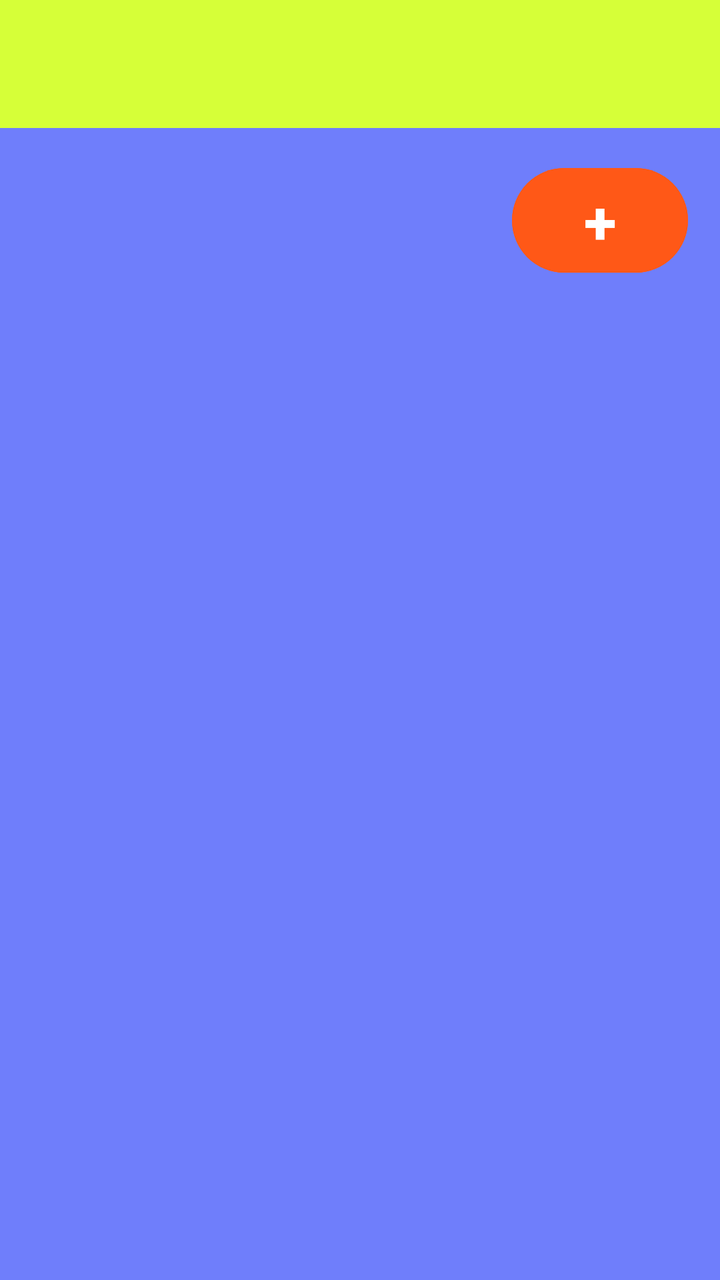
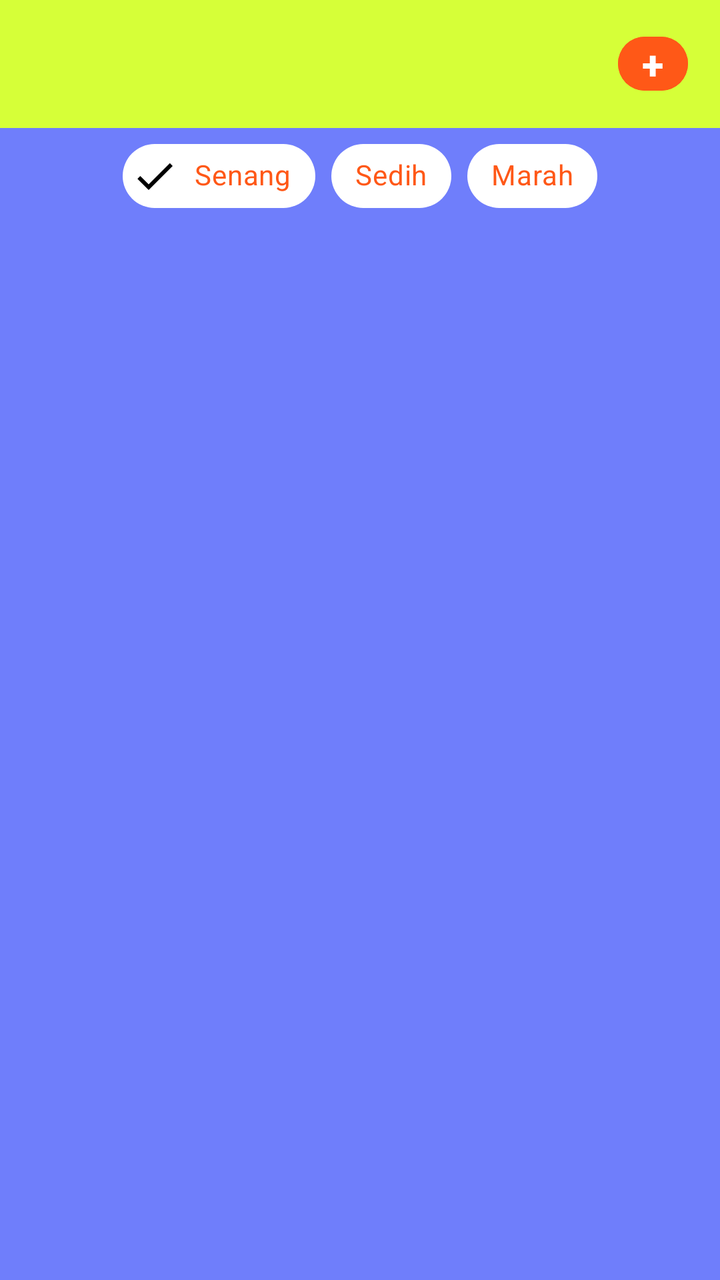

Screens rendered from an Android XML layout before and after an edit, with the pre-edit source and the edit as a unified diff.
<!-- AndroidManifest.xml: application theme Theme.Bloomify -->
<!-- res/layout/fragment_journal.xml -->
<?xml version="1.0" encoding="utf-8"?>
<androidx.coordinatorlayout.widget.CoordinatorLayout
    xmlns:android="http://schemas.android.com/apk/res/android"
    xmlns:tools="http://schemas.android.com/tools"
    android:layout_width="match_parent"
    android:layout_height="match_parent"
    xmlns:app="http://schemas.android.com/apk/res-auto"
    tools:context=".Journal.JournalFragment"
    android:background="@color/indigo">

    <com.google.android.material.appbar.AppBarLayout
        android:id="@+id/appBarLayout"
        android:layout_width="match_parent"
        android:layout_height="wrap_content"
        android:theme="@style/ThemeOverlay.AppCompat.Dark.ActionBar">
        <androidx.appcompat.widget.Toolbar
            android:id="@+id/toolbar"
            android:layout_width="match_parent"
            android:layout_height="?attr/actionBarSize"
            android:background="@color/green"
            app:layout_scrollFlags="scroll|enterAlways"
            app:titleTextColor="@color/orange" />
    </com.google.android.material.appbar.AppBarLayout>

    <androidx.constraintlayout.widget.ConstraintLayout
        android:layout_width="match_parent"
        android:layout_height="match_parent"
        app:layout_behavior="@string/appbar_scrolling_view_behavior">

        <Button
            android:id="@+id/btntambahJournal"
            android:layout_width="wrap_content"
            android:layout_height="wrap_content"
            android:layout_gravity="end"
            android:layout_marginTop="16dp"
            android:layout_marginEnd="16dp"
            android:layout_marginBottom="16dp"
            android:backgroundTint="@color/orange"
            android:text="+"
            android:textSize="30dp"
            android:textStyle="bold"
            app:layout_constraintTop_toTopOf="parent"
            app:layout_constraintEnd_toEndOf="parent">
        </Button>

        <ListView
            android:id="@+id/listViewItems"
            android:layout_width="0dp"
            android:layout_height="0dp"
            app:layout_constraintTop_toBottomOf="@id/btntambahJournal"
            app:layout_constraintBottom_toBottomOf="parent"
            app:layout_constraintStart_toStartOf="parent"
            app:layout_constraintEnd_toEndOf="parent"/>

    </androidx.constraintlayout.widget.ConstraintLayout>
</androidx.coordinatorlayout.widget.CoordinatorLayout>
<!-- resources referenced by this layout -->
<resources>
  <color name="green">#D6FF38</color>
  <color name="indigo">#6F7EFB</color>
  <color name="orange">#FF5817</color>
  <style name="Theme.Bloomify" parent="Base.Theme.Bloomify" />
  <style name="Base.Theme.Bloomify" parent="Theme.Material3.DayNight.NoActionBar">
          
          
      </style>
</resources>

<!-- the commit's change to res/layout/fragment_journal.xml (unified diff, before → after) -->
@@ -19,7 +19,22 @@
             android:layout_height="?attr/actionBarSize"
             android:background="@color/green"
             app:layout_scrollFlags="scroll|enterAlways"
-            app:titleTextColor="@color/orange" />
+            app:titleTextColor="@color/orange">
+
+        <Button
+            android:id="@+id/btntambahJournal"
+            android:layout_width="35dp"
+            android:layout_height="35dp"
+            android:layout_gravity="end"
+            android:layout_marginEnd="16dp"
+            android:backgroundTint="@color/orange"
+            android:text="+"
+            android:textColor="@color/white"
+            android:textSize="20sp"
+            android:textStyle="bold"
+            android:padding="0dp"
+            ></Button>
+        </androidx.appcompat.widget.Toolbar>
     </com.google.android.material.appbar.AppBarLayout>
 
     <androidx.constraintlayout.widget.ConstraintLayout
@@ -27,27 +42,47 @@
         android:layout_height="match_parent"
         app:layout_behavior="@string/appbar_scrolling_view_behavior">
 
-        <Button
-            android:id="@+id/btntambahJournal"
+
+        <com.google.android.material.chip.ChipGroup
+            android:id="@+id/chipGroupFilter"
             android:layout_width="wrap_content"
             android:layout_height="wrap_content"
-            android:layout_gravity="end"
-            android:layout_marginTop="16dp"
-            android:layout_marginEnd="16dp"
-            android:layout_marginBottom="16dp"
-            android:backgroundTint="@color/orange"
-            android:text="+"
-            android:textSize="30dp"
-            android:textStyle="bold"
+            app:layout_constraintEnd_toEndOf="parent"
+            app:layout_constraintStart_toStartOf="parent"
             app:layout_constraintTop_toTopOf="parent"
-            app:layout_constraintEnd_toEndOf="parent">
-        </Button>
+            app:singleSelection="true">
+            <com.google.android.material.chip.Chip
+                android:id="@+id/chipSenang"
+                style="@style/Widget.MaterialComponents.Chip.Filter"
+                android:layout_width="wrap_content"
+                android:layout_height="wrap_content"
+                android:checked="true"
+                android:text="Senang"
+                android:textColor="@color/orange"
+                app:chipBackgroundColor="@color/white"/>
+            <com.google.android.material.chip.Chip
+                android:id="@+id/chipSedih"
+                style="@style/Widget.MaterialComponents.Chip.Filter"
+                android:layout_width="wrap_content"
+                android:layout_height="wrap_content"
+                android:text="Sedih"
+                android:textColor="@color/orange"
+                app:chipBackgroundColor="@color/white"/>
+            <com.google.android.material.chip.Chip
+                android:id="@+id/chipMarah"
+                style="@style/Widget.MaterialComponents.Chip.Filter"
+                android:layout_width="wrap_content"
+                android:layout_height="wrap_content"
+                android:text="Marah"
+                android:textColor="@color/orange"
+                app:chipBackgroundColor="@color/white"/>
+        </com.google.android.material.chip.ChipGroup>
 
         <ListView
             android:id="@+id/listViewItems"
             android:layout_width="0dp"
             android:layout_height="0dp"
-            app:layout_constraintTop_toBottomOf="@id/btntambahJournal"
+            app:layout_constraintTop_toBottomOf="@id/chipGroupFilter"
             app:layout_constraintBottom_toBottomOf="parent"
             app:layout_constraintStart_toStartOf="parent"
             app:layout_constraintEnd_toEndOf="parent"/>
<!-- resource entries referenced after the edit -->
@@ -3,6 +3,7 @@
   <color name="green">#D6FF38</color>
   <color name="indigo">#6F7EFB</color>
   <color name="orange">#FF5817</color>
+  <color name="white">#FFFFFFFF</color>
   <style name="Theme.Bloomify" parent="Base.Theme.Bloomify" />
   <style name="Base.Theme.Bloomify" parent="Theme.Material3.DayNight.NoActionBar">
           
